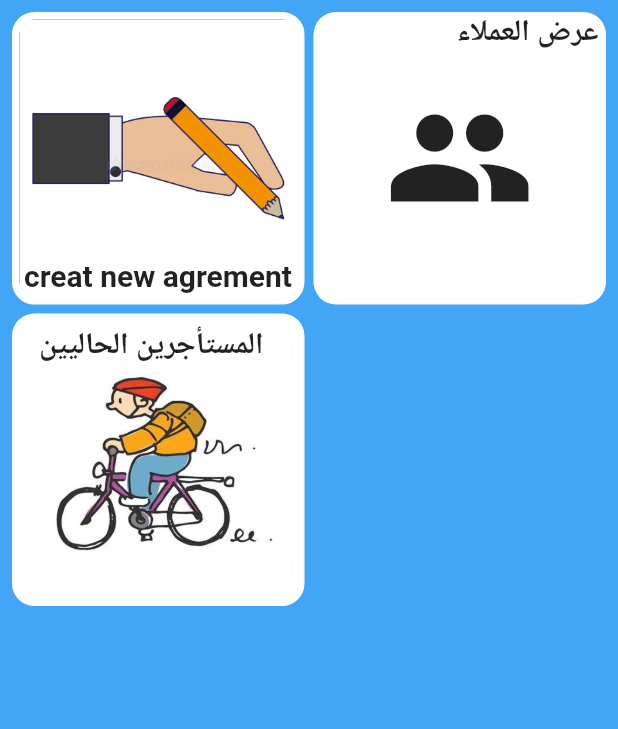
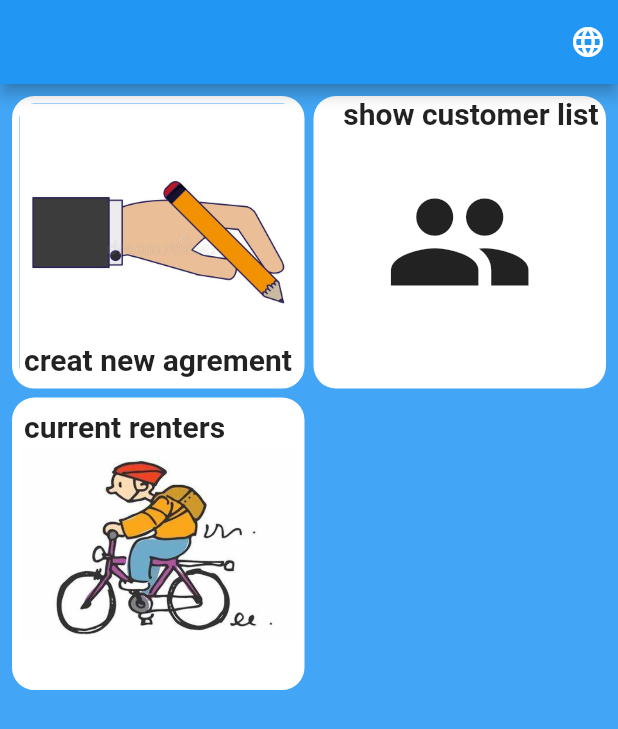
Before and after one commit to mBahshwan/bikeZone, a Flutter app: the screen it shows after launch, on a phone screen of 412 x 824 dp. Shown: the top 729 px of the screen. Run offline on Flutter 3.47's test engine with Material 2 defaults, Android fonts, the light colour scheme and no system bars; our stand-ins replace jiffy, shared_preferences, signature, sqflite; accounts and stored records are empty.

Commit message:
first commit

```diff
--- /dev/null
+++ b/lib/classes/languages.dart
@@ -0,0 +1,15 @@
+class Language {
+  final int id;
+  final String flag;
+  final String name;
+  final String languageCode;
+
+  Language(this.id, this.flag, this.name, this.languageCode);
+
+  static List<Language> languageList() {
+    return <Language>[
+      Language(1, "🇺🇸", "English", "en"),
+      Language(2, "🇸🇦", "العربيه", "ar"),
+    ];
+  }
+}
--- a/lib/main.dart
+++ b/lib/main.dart
@@ -21,8 +21,24 @@ void main() async {
   runApp(const MyApp());
 }
 
-class MyApp extends StatelessWidget {
+class MyApp extends StatefulWidget {
   const MyApp({Key? key}) : super(key: key);
+  static void setLocale(BuildContext context, Locale newLocale) {
+    _MyAppState? state = context.findAncestorStateOfType<_MyAppState>();
+    state!.setLocale(newLocale);
+  }
+
+  @override
+  State<MyApp> createState() => _MyAppState();
+}
+
+class _MyAppState extends State<MyApp> {
+  Locale? _locale;
+  setLocale(Locale locale) {
+    setState(() {
+      _locale = locale;
+    });
+  }
 
   @override
   Widget build(BuildContext context) {
@@ -43,19 +59,18 @@ class MyApp extends StatelessWidget {
       ],
       child: MaterialApp(
         home: MainScreen(),
+        locale: _locale,
         localizationsDelegates: [
           AppLocale.delegate,
           GlobalMaterialLocalizations.delegate,
-          GlobalWidgetsLocalizations.delegate
+          GlobalWidgetsLocalizations.delegate,
+          GlobalCupertinoLocalizations.delegate,
         ],
-        supportedLocales: [Locale("en", ""), Locale("ar", "")],
+        supportedLocales: [Locale("en", "US"), Locale("ar", "SA")],
         localeResolutionCallback: (currentLang, supportLang) {
           if (currentLang != null) {
             for (Locale locale in supportLang) {
               if (locale.languageCode == currentLang.languageCode) {
-                mySharedPreferences!
-                    .setString("lang", currentLang.languageCode);
-
                 return currentLang;
               }
             }
--- a/lib/screens/mainScreen.dart
+++ b/lib/screens/mainScreen.dart
@@ -1,3 +1,5 @@
+import 'package:bike_zoon_app/classes/languages.dart';
+import 'package:bike_zoon_app/main.dart';
 import 'package:bike_zoon_app/widgets/mainScreenWidget.dart';
 import 'package:flutter/material.dart';
 
@@ -9,9 +11,60 @@ class MainScreen extends StatefulWidget {
 }
 
 class _MainScreenState extends State<MainScreen> {
+  void _changeLanguage(Language language) async {
+    Locale _temp;
+    switch (language.languageCode) {
+      case 'ar':
+        _temp = Locale(language.languageCode, "SA");
+        break;
+      case 'en':
+        _temp = Locale(language.languageCode, "US");
+        break;
+      default:
+        _temp = Locale(language.languageCode, "SA");
+    }
+    MyApp.setLocale(context, _temp);
+  }
+
   @override
   Widget build(BuildContext context) {
     return Scaffold(
-        backgroundColor: Colors.blue[400], body: MainScreenWidget());
+        appBar: AppBar(
+          leading: Container(),
+          actions: <Widget>[
+            Padding(
+              padding: const EdgeInsets.all(8.0),
+              child: DropdownButton<Language>(
+                underline: SizedBox(),
+                icon: Icon(
+                  Icons.language,
+                  color: Colors.white,
+                ),
+                onChanged: (Language? language) {
+                  _changeLanguage(language!);
+                },
+                items: Language.languageList()
+                    .map<DropdownMenuItem<Language>>(
+                      (e) => DropdownMenuItem<Language>(
+                        value: e,
+                        child: Row(
+                          mainAxisAlignment: MainAxisAlignment.spaceAround,
+                          children: <Widget>[
+                            Text(
+                              e.flag,
+                              style: TextStyle(fontSize: 30),
+                            ),
+                            Text(e.name)
+                          ],
+                        ),
+                      ),
+                    )
+                    .toList(),
+              ),
+            ),
+          ],
+        ),
+        backgroundColor: Colors.blue[400],
+        body: MainScreenWidget());
   }
 }
--- a/lib/screens/showdata.dart
+++ b/lib/screens/showdata.dart
@@ -1,3 +1,4 @@
+import 'package:bike_zoon_app/components/appLocal.dart';
 import 'package:bike_zoon_app/database/sqlflite.dart';
 import 'package:bike_zoon_app/screens/customerDetails.dart';
 import 'package:bike_zoon_app/screens/dataSearch.dart';
@@ -37,7 +38,7 @@ class _ShowDataState extends State<ShowData> {
   Widget build(BuildContext context) {
     return Scaffold(
       appBar: AppBar(
-        title: Text("قايمة العملاء"),
+        title: Text("${getLang(context, "customer list")} "),
         actions: [
           IconButton(
               onPressed: () {
--- a/lib/widgets/mainScreenWidget.dart
+++ b/lib/widgets/mainScreenWidget.dart
@@ -68,10 +68,11 @@ class _MainScreenWidgetState extends State<MainScreenWidget> {
                           Icons.group,
                           size: 100,
                         )),
-                    Text(" عرض العملاء  ",
-                        style: TextStyle(
-                            fontSize: 20, fontWeight: FontWeight.bold),
-                        textDirection: TextDirection.rtl),
+                    Text(
+                      "${getLang(context, "show customers")} ",
+                      style:
+                          TextStyle(fontSize: 20, fontWeight: FontWeight.bold),
+                    ),
                   ],
                 )),
             InkWell(
@@ -97,7 +98,7 @@ class _MainScreenWidgetState extends State<MainScreenWidget> {
                     ),
                     Padding(
                       padding: const EdgeInsets.all(8.0),
-                      child: Text("  المستأجرين الحاليين ",
+                      child: Text("${getLang(context, "current renters")} ",
                           style: TextStyle(
                               fontSize: 20, fontWeight: FontWeight.bold),
                           textDirection: TextDirection.ltr),
```
